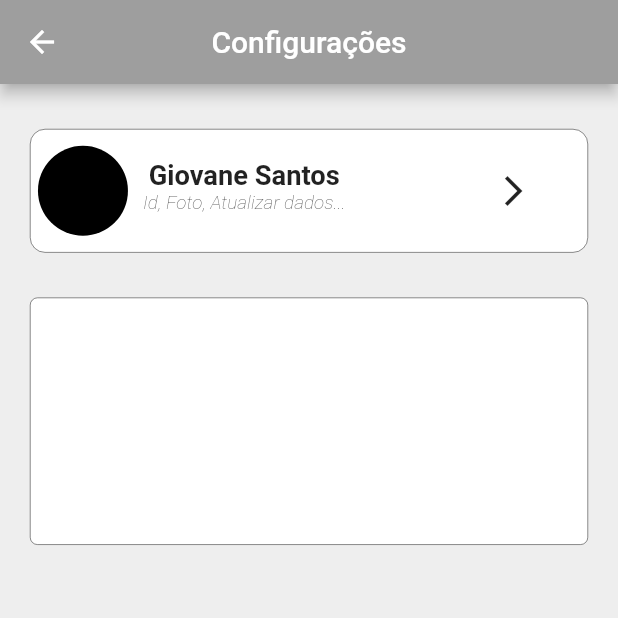
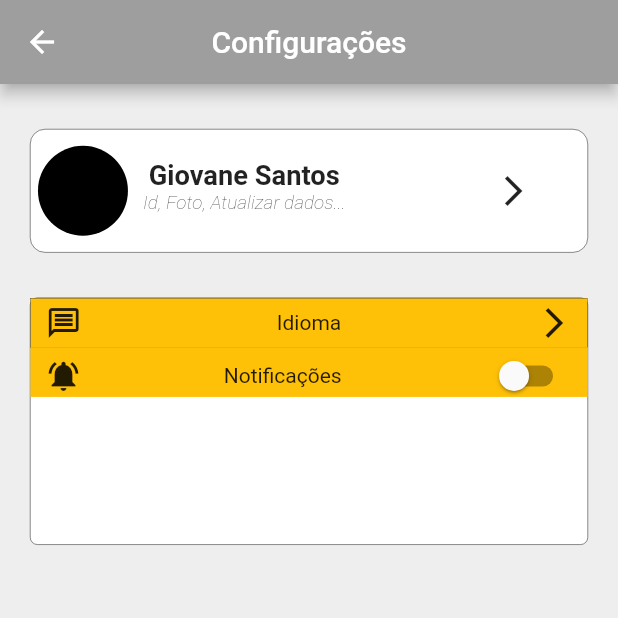
Before and after one commit to giovane358/aplication_trash, a Flutter app: the SettingsPage screen opened directly, on a phone screen of 412 x 824 dp, the top half of it. Run offline on Flutter 3.47's test engine with Material 2 defaults, Android fonts, the phone set to English and light mode, and no system bars; our stand-ins replace get, sliding_clipped_nav_bar.

Commit message:
settings v1

```diff
--- a/lib/pages/home/settings.dart
+++ b/lib/pages/home/settings.dart
@@ -8,6 +8,7 @@ class SettingsPage extends StatefulWidget {
 }
 
 class _SettingsPageState extends State<SettingsPage> {
+  var _valueSwitch = false;
   @override
   Widget build(BuildContext context) {
     Size size = MediaQuery.of(context).size;
@@ -94,6 +95,45 @@ class _SettingsPageState extends State<SettingsPage> {
                   borderRadius: BorderRadius.circular(5),
                   border: Border.all(width: 0.3, color: Colors.black),
                 ),
+                child: Column(
+                  children: <Widget>[
+                    Container(
+                      padding: const EdgeInsets.only(left: 10, right: 10),
+                      height: size.height * 0.04,
+                      decoration: BoxDecoration(
+                          color: Colors.amber, border: Border.all(width: 0.2)),
+                      child: const Row(
+                        mainAxisAlignment: MainAxisAlignment.spaceBetween,
+                        children: <Widget>[
+                          Icon(Icons.message_outlined),
+                          Text('Idioma'),
+                          Icon(Icons.arrow_forward_ios),
+                        ],
+                      ),
+                    ),
+                    Container(
+                      padding:
+                          const EdgeInsets.only(top: 5, left: 10, right: 10),
+                      height: size.height * 0.04,
+                      decoration: const BoxDecoration(color: Colors.amber),
+                      child: Row(
+                        mainAxisAlignment: MainAxisAlignment.spaceBetween,
+                        children: <Widget>[
+                          const Icon(Icons.notifications_active),
+                          const Text('Notificações'),
+                          Switch(
+                            value: _valueSwitch,
+                            onChanged: (bool value) {
+                              setState(() {
+                                _valueSwitch = value;
+                              });
+                            },
+                          )
+                        ],
+                      ),
+                    ),
+                  ],
+                ),
               ),
             ),
           ],
```
